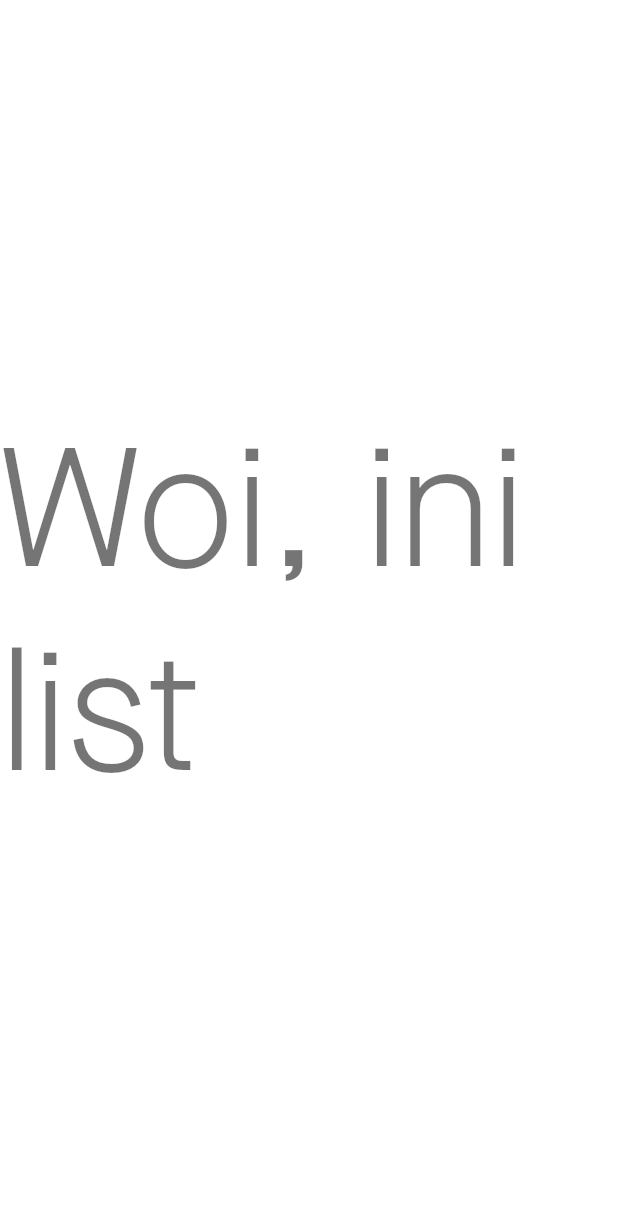
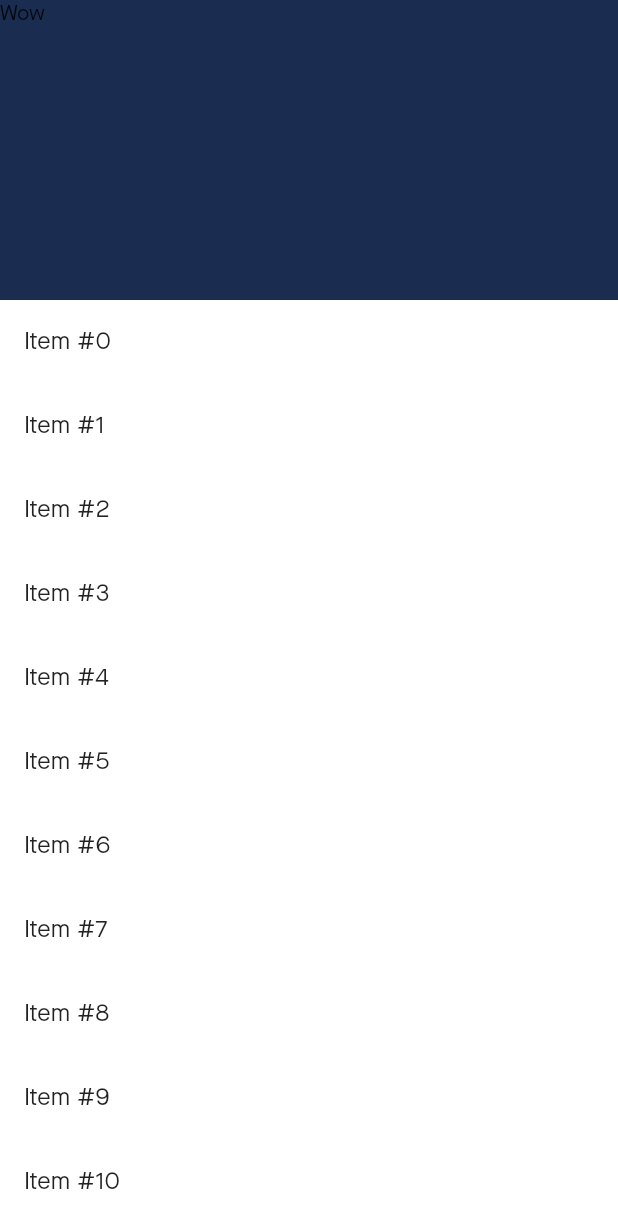
Before and after one commit to andre-nk/sindustore, a Flutter app: the ProductListPage screen opened directly, on a phone screen of 412 x 824 dp. Shown: the top 1228 px of the screen. Run offline on Flutter 3.47's test engine with Material 2 defaults, Android fonts, the light colour scheme and no system bars; our stand-ins replace bloc, cloud_firestore, delayed_display, equatable, firebase_auth, firebase_core and 7 more; missing offline and left inert: numeric_keyboard; accounts and stored records are empty; project files that could hold a hidden picture were left out.

Commit message:
:bug: Minor Fixes

```diff
--- a/lib/app/auth/bloc/auth_event.dart
+++ b/lib/app/auth/bloc/auth_event.dart
@@ -57,3 +57,5 @@ class AuthEventVerifyPIN extends AuthEvent {
 }
 
 class AuthEventValidateBiometric extends AuthEvent {}
+
+class AuthEventSignOut extends AuthEvent {}
--- a/lib/view/screens/home/home_wrapper_page.dart
+++ b/lib/view/screens/home/home_wrapper_page.dart
@@ -10,9 +10,7 @@ class HomeWrapperPage extends StatelessWidget {
       child: BlocBuilder<NavigationCubit, int>(
         builder: (context, state) {
           return Scaffold(
-            body: state == 0
-                ? const DashboardPage()
-                : const ProfilePage(),
+            body: state == 0 ? const DashboardPage() : const ProfilePage(),
             floatingActionButton: const CustomFAB(),
             floatingActionButtonLocation: FloatingActionButtonLocation.centerDocked,
             bottomNavigationBar: const CustomBottomNavbar(),
--- a/lib/view/screens/home/product_list_page.dart
+++ /dev/null
@@ -1,17 +0,0 @@
-part of "../screens.dart";
-
-class ProductListPage extends StatelessWidget {
-  const ProductListPage({Key? key}) : super(key: key);
-
-  @override
-  Widget build(BuildContext context) {
-    return Scaffold(
-      body: Center(
-        child: Text(
-          "Woi, ini list",
-          style: Theme.of(context).textTheme.displayLarge,
-        )
-      )
-    );
-  }
-}
--- a/lib/view/screens/home/profile_page.dart
+++ b/lib/view/screens/home/profile_page.dart
@@ -8,9 +8,9 @@ class ProfilePage extends StatelessWidget {
     return Scaffold(
       body: Center(
         child: ElevatedButton(
-          child: const Text("Log out"),
-          onPressed: () async {
-
+          child: Text("Log out", style: AppTheme.text.paragraph.copyWith(color: Colors.white),),
+          onPressed: () {
+            context.read<AuthBloc>().add(AuthEventSignOut());
           },
         )
       )
--- /dev/null
+++ b/lib/view/screens/product/product_list_page.dart
@@ -0,0 +1,31 @@
+part of "../screens.dart";
+
+class ProductListPage extends StatelessWidget {
+  const ProductListPage({Key? key}) : super(key: key);
+
+  @override
+  Widget build(BuildContext context) {
+    return Scaffold(
+      body: SafeArea(
+        child: CustomScrollView(
+          slivers: [
+            const SliverAppBar(
+              title: Text("Test"),
+              floating: true,
+              flexibleSpace: Flexible(
+                child: Text("Wow")
+              ),
+              expandedHeight: 200,
+            ),
+            SliverList(
+              delegate: SliverChildBuilderDelegate(
+                (context, index) => ListTile(title: Text('Item #$index')),
+                childCount: 1000,
+              ),
+            ),
+          ],
+        ),
+      ),
+    );
+  }
+}
--- a/lib/view/screens/screens.dart
+++ b/lib/view/screens/screens.dart
@@ -9,6 +9,7 @@ import 'package:sindu_store/app/auth/bloc/auth_bloc.dart';
 import 'package:sindu_store/app/navigation/cubit/navigation_cubit.dart';
 import 'package:sindu_store/config/media_query.dart';
 import 'package:sindu_store/config/theme.dart';
+import 'package:sindu_store/config/route_wrapper.dart';
 import 'package:sindu_store/view/widgets/widgets.dart';
 import 'package:sindu_store/repository/auth/auth_repository.dart';
 
@@ -20,6 +21,7 @@ part 'home/dashboard_page.dart';
 part 'home/profile_page.dart';
 part 'home/home_wrapper_page.dart';
 part 'home/qr_scan_page.dart';
-part 'home/product_list_page.dart';
+
+part 'product/product_list_page.dart';
 
 part 'splash/splash_page.dart';
--- a/pubspec.yaml
+++ b/pubspec.yaml
@@ -43,6 +43,7 @@ dependencies:
   local_auth: ^1.1.11
   logger: ^1.1.0
   numeric_keyboard: ^1.1.0
+  page_transition: ^2.0.5
   path_provider: ^2.0.9
 
 dev_dependencies:
```
Also changed, not shown: lib/app/auth/bloc/auth_bloc.dart (+15 -1 lines), lib/config/route_wrapper.dart (added, +14 -0 lines), lib/main.dart (+7 -5 lines), lib/repository/auth/auth_repository.dart (+9 -6 lines), lib/view/screens/home/dashboard_page.dart (+5 -5 lines), pubspec.lock.
